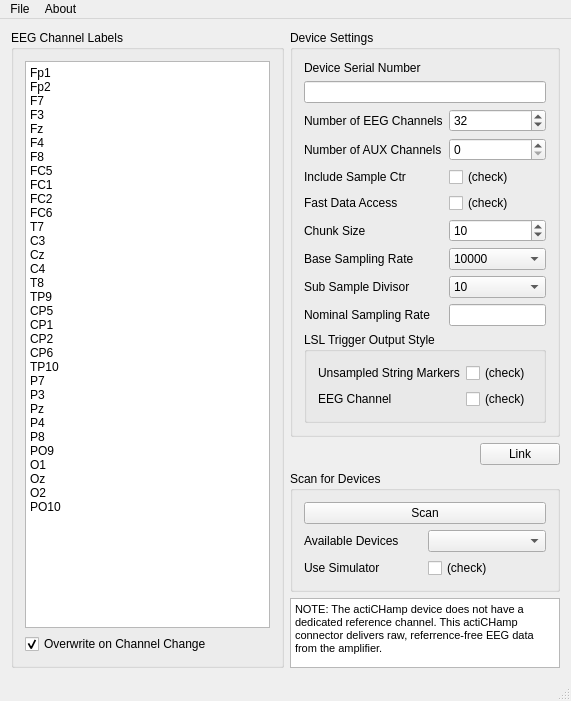
Above: mainwindow.ui from brain-products/LSL-actiCHamp before the change. Below: the same form after it.
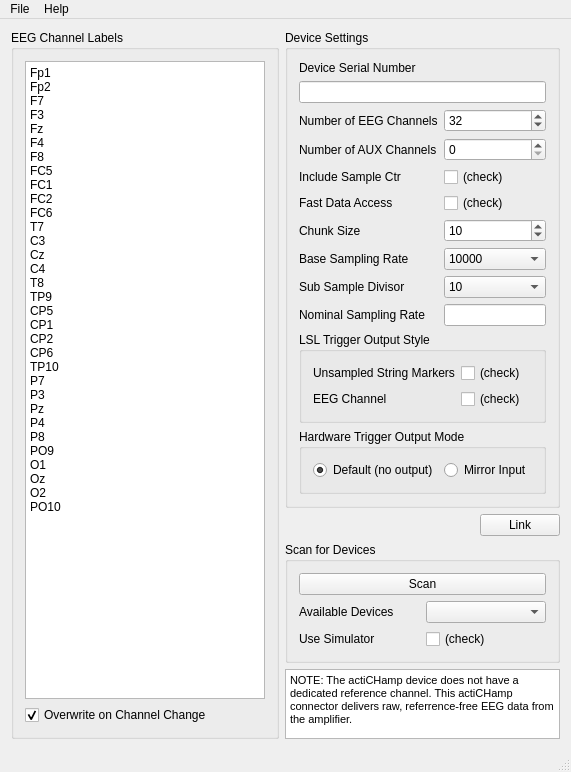
That is the form after the change.

Commit message: radio buttons for mirror triggers

Patch:
```diff
--- a/mainwindow.ui
+++ b/mainwindow.ui
@@ -7,7 +7,7 @@
     <x>0</x>
     <y>0</y>
     <width>571</width>
-    <height>697</height>
+    <height>713</height>
    </rect>
   </property>
   <property name="windowTitle">
@@ -359,6 +359,38 @@
            </property>
           </widget>
          </item>
+         <item row="15" column="0" colspan="2">
+          <widget class="QGroupBox" name="triggerGroup">
+           <property name="minimumSize">
+            <size>
+             <width>0</width>
+             <height>0</height>
+            </size>
+           </property>
+           <property name="title">
+            <string>Hardware Trigger Output Mode</string>
+           </property>
+           <layout class="QHBoxLayout" name="horizontalLayout_3">
+            <item>
+             <widget class="QRadioButton" name="rbDefault">
+              <property name="text">
+               <string>Default (no output)</string>
+              </property>
+              <property name="checked">
+               <bool>true</bool>
+              </property>
+             </widget>
+            </item>
+            <item>
+             <widget class="QRadioButton" name="rbMirror">
+              <property name="text">
+               <string>Mirror Input</string>
+              </property>
+             </widget>
+            </item>
+           </layout>
+          </widget>
+         </item>
         </layout>
        </widget>
       </item>
@@ -471,7 +503,7 @@
    </widget>
    <widget class="QMenu" name="menuAbout">
     <property name="title">
-     <string>About</string>
+     <string>Help</string>
     </property>
     <addaction name="actionVersions"/>
    </widget>
```
Left out of the diff: 2 changed lines with no effect on the pictures.
